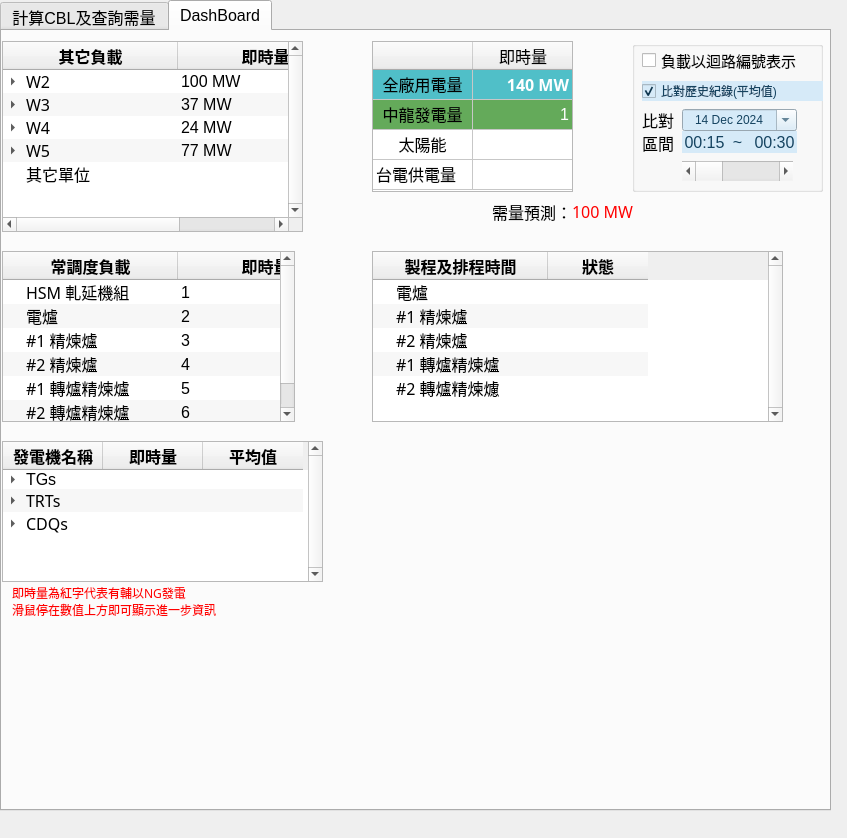
This is ui.ui in JoesphChou/InterfaceForDispatch as Qt 5 draws it before an edit. The edited form follows.
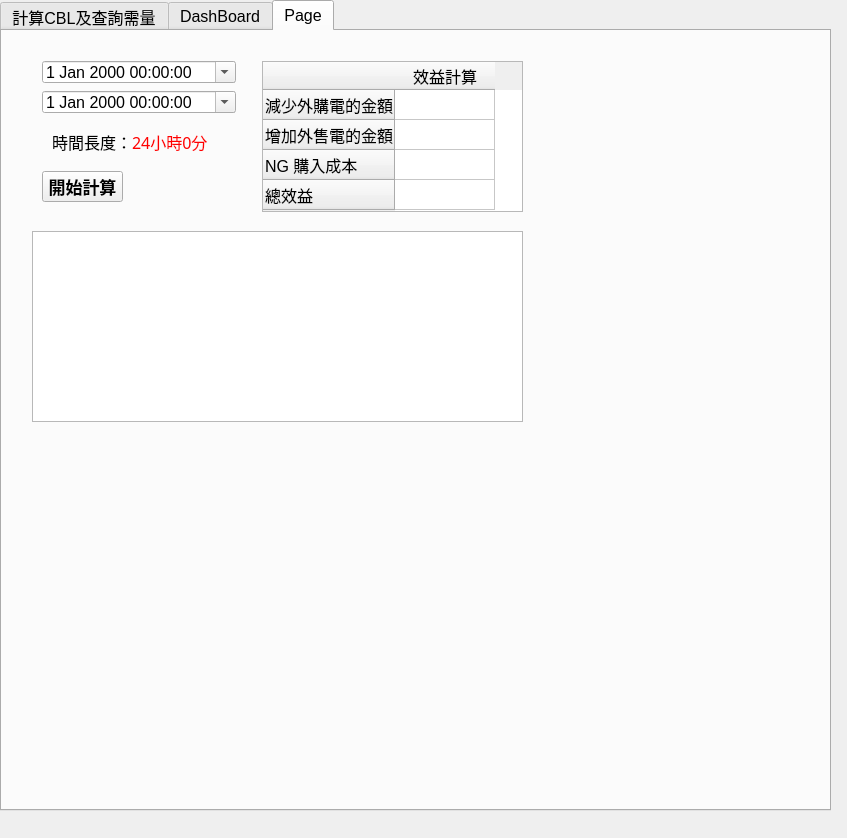
This is the edited form.

Commit message: 1. 基準用電容量計算的起始時間解析度調至以分鐘為基礎 2. 調至tw4內容文字大小

Patch:
```diff
--- a/ui.ui
+++ b/ui.ui
@@ -42,7 +42,7 @@
     </font>
    </property>
    <property name="currentIndex">
-    <number>1</number>
+    <number>2</number>
    </property>
    <widget class="QWidget" name="tab_1">
     <property name="enabled">
@@ -3193,6 +3193,146 @@
      </item>
     </widget>
    </widget>
+   <widget class="QWidget" name="tab_3">
+    <attribute name="title">
+     <string>Page</string>
+    </attribute>
+    <widget class="QDateTimeEdit" name="dateTimeEdit">
+     <property name="geometry">
+      <rect>
+       <x>40</x>
+       <y>30</y>
+       <width>194</width>
+       <height>22</height>
+      </rect>
+     </property>
+     <property name="calendarPopup">
+      <bool>true</bool>
+     </property>
+     <property name="currentSectionIndex">
+      <number>0</number>
+     </property>
+    </widget>
+    <widget class="QDateTimeEdit" name="dateTimeEdit_2">
+     <property name="geometry">
+      <rect>
+       <x>40</x>
+       <y>60</y>
+       <width>194</width>
+       <height>22</height>
+      </rect>
+     </property>
+     <property name="calendarPopup">
+      <bool>true</bool>
+     </property>
+    </widget>
+    <widget class="QLabel" name="label_25">
+     <property name="geometry">
+      <rect>
+       <x>50</x>
+       <y>100</y>
+       <width>81</width>
+       <height>21</height>
+      </rect>
+     </property>
+     <property name="font">
+      <font>
+       <family>微軟正黑體</family>
+       <pointsize>12</pointsize>
+      </font>
+     </property>
+     <property name="text">
+      <string>時間長度：</string>
+     </property>
+    </widget>
+    <widget class="QLabel" name="label_26">
+     <property name="geometry">
+      <rect>
+       <x>130</x>
+       <y>100</y>
+       <width>91</width>
+       <height>21</height>
+      </rect>
+     </property>
+     <property name="font">
+      <font>
+       <family>微軟正黑體</family>
+       <pointsize>12</pointsize>
+      </font>
+     </property>
+     <property name="styleSheet">
+      <string notr="true">color: rgb(255, 0, 0);</string>
+     </property>
+     <property name="text">
+      <string>24小時0分</string>
+     </property>
+    </widget>
+    <widget class="QTableWidget" name="tableWidget_4">
+     <property name="geometry">
+      <rect>
+       <x>260</x>
+       <y>30</y>
+       <width>261</width>
+       <height>151</height>
+      </rect>
+     </property>
+     <row>
+      <property name="text">
+       <string>減少外購電的金額</string>
+      </property>
+     </row>
+     <row>
+      <property name="text">
+       <string>增加外售電的金額</string>
+      </property>
+     </row>
+     <row>
+      <property name="text">
+       <string>NG 購入成本</string>
+      </property>
+     </row>
+     <row>
+      <property name="text">
+       <string>總效益</string>
+      </property>
+     </row>
+     <column>
+      <property name="text">
+       <string>效益計算</string>
+      </property>
+     </column>
+    </widget>
+    <widget class="QTableWidget" name="tableWidget_5">
+     <property name="geometry">
+      <rect>
+       <x>30</x>
+       <y>200</y>
+       <width>491</width>
+       <height>191</height>
+      </rect>
+     </property>
+    </widget>
+    <widget class="QPushButton" name="pushButton_5">
+     <property name="geometry">
+      <rect>
+       <x>40</x>
+       <y>140</y>
+       <width>81</width>
+       <height>31</height>
+      </rect>
+     </property>
+     <property name="font">
+      <font>
+       <family>微軟正黑體</family>
+       <pointsize>13</pointsize>
+       <bold>true</bold>
+      </font>
+     </property>
+     <property name="text">
+      <string>開始計算</string>
+     </property>
+    </widget>
+   </widget>
   </widget>
  </widget>
  <resources/>
```
The commit also changes 4 other files.
